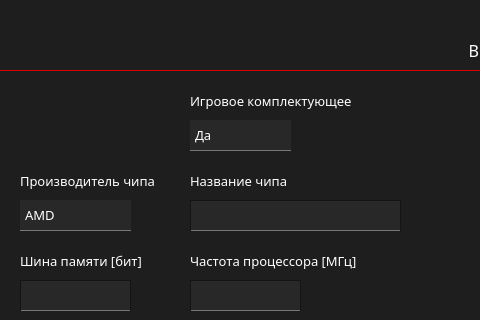
Before: the Qt Designer form ui/add/addChVidWidg.ui in marginalprog/git_pcconf, drawn with Qt 5; both pictures show x 300 to 780 and y 0 to 320 of the 881 by 603 pixel window.
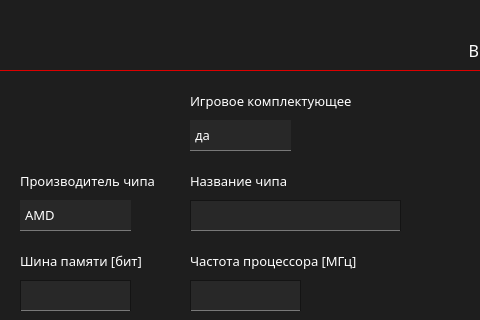
After: the same form once the commit is applied. Icons and pictures are not drawn.

What changed in the file:
```diff
--- a/ui/add/addChVidWidg.ui
+++ b/ui/add/addChVidWidg.ui
@@ -1677,7 +1677,7 @@
    </property>
    <item>
     <property name="text">
-     <string>Да</string>
+     <string>да</string>
     </property>
    </item>
    <item>
```
Left out of the diff: 2 changed lines with no effect on the pictures.
